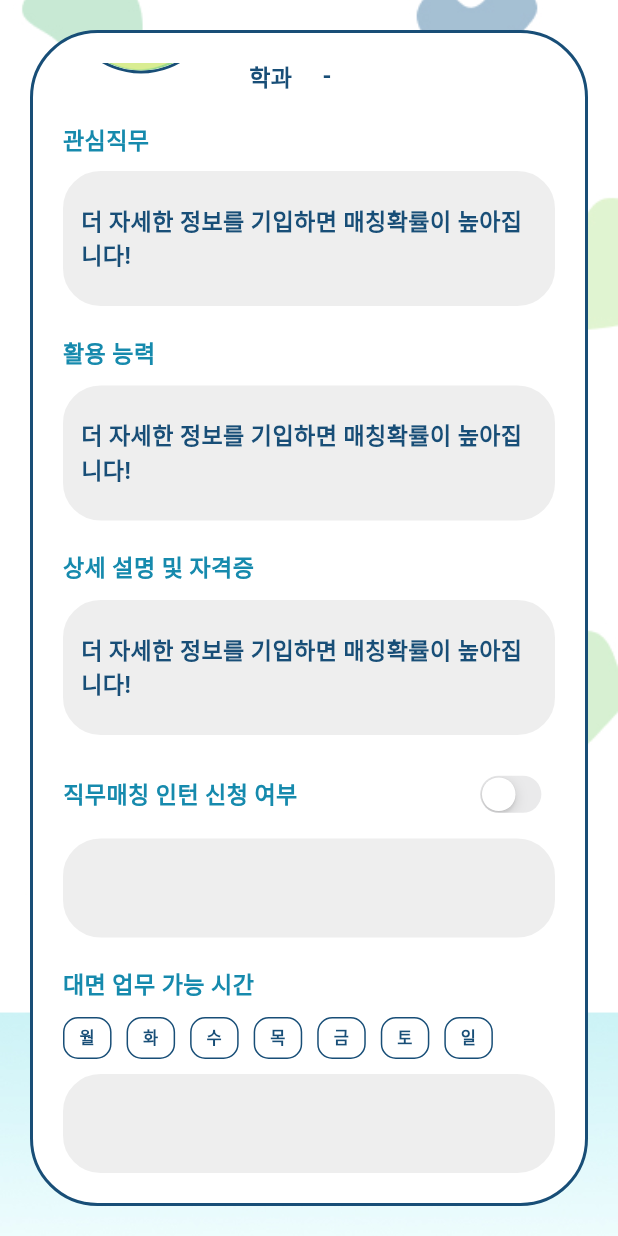
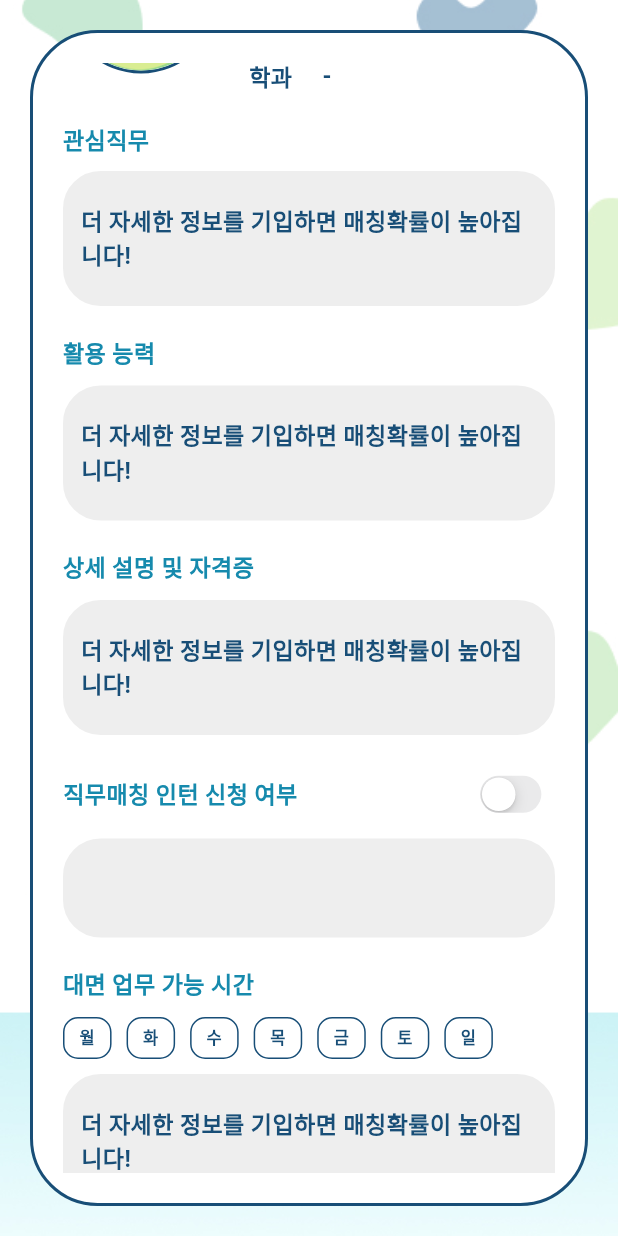
Before and after one commit to Tuti-Project/TuTi-Web, a Flutter app: the ProfileScreen screen opened directly, scrolled down 168 dp, on a phone screen of 412 x 824 dp. Run offline on Flutter 3.47's test engine with Material 3 defaults, Android fonts, the phone set to English and light mode, and no system bars; our stand-ins replace dio, flutter_riverpod, flutter_screenutil, flutter_secure_storage, go_router, logger; missing offline and left inert: kakao_flutter_sdk_user, universal_html; accounts and stored records are empty; network calls fail; Roboto replaces fonts that are missing (Gothic A1).

Commit message:
profile 화면 변경

```diff
--- a/lib/features/profile/views/profile_screen.dart
+++ b/lib/features/profile/views/profile_screen.dart
@@ -165,14 +165,11 @@ class _ProfileScreenState extends ConsumerState<ProfileScreen> {
                     TuTiText.medium(context, '상세 설명 및 자격증',
                         color: ColorConstants.profileColor),
                     Gaps.h10,
-                    if (profile.description.isEmpty)
-                      const TuTiContainer(
-                        text: '더 자세한 정보를 기입하면 매칭확률이 높아집니다!',
-                      ),
-                    if (profile.description.isNotEmpty)
-                      TuTiContainer(
-                        text: profile.description,
-                      ),
+                    TuTiContainer(
+                      text: profile.description.isEmpty
+                          ? '더 자세한 정보를 기입하면 매칭확률이 높아집니다!'
+                          : profile.description,
+                    ),
                     Gaps.h20,
                     Row(
                       mainAxisAlignment: MainAxisAlignment.spaceBetween,
@@ -203,7 +200,10 @@ class _ProfileScreenState extends ConsumerState<ProfileScreen> {
                     TuTiDays(profile: profile),
                     Gaps.h10,
                     TuTiContainer(
-                      text: profile.availableHours ?? "",
+                      text: profile.availableHours == null ||
+                              profile.availableHours!.isEmpty
+                          ? "더 자세한 정보를 기입하면 매칭확률이 높아집니다!"
+                          : profile.availableHours ?? "",
                     ),
                   ],
                 );
```
